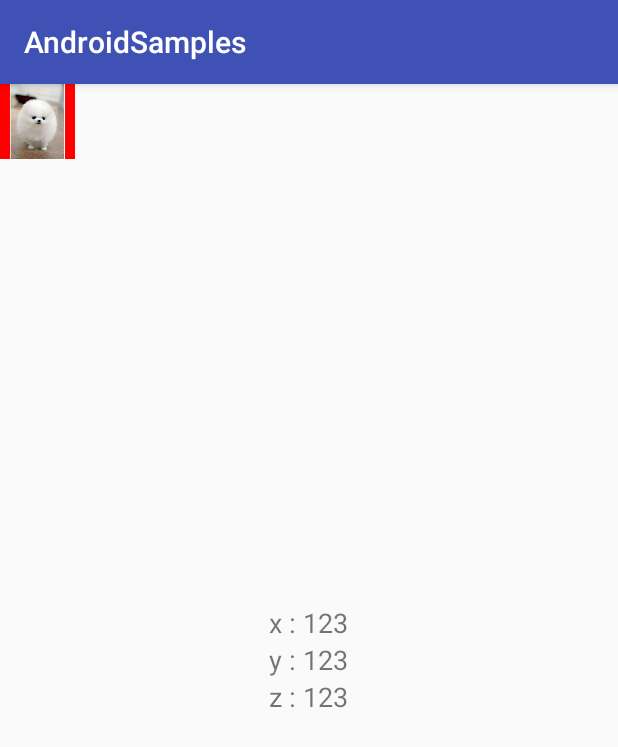
After one commit to eda-ryo-kobayashi/AndroidSamples, an Android app: the GyrosensorActivity screen opened directly, with no data from a screen before it, on a phone screen of 412 x 824 dp. The commit adds this screen. Shown: the top 747 px of the screen. Run offline under Robolectric (Android 15) with nearby library versions, the phone set to English and light mode, and no system bars; 1 statement that could not run was skipped.

Commit message:
ジャイロセンサー追加

```diff
--- a/app/src/main/AndroidManifest.xml
+++ b/app/src/main/AndroidManifest.xml
@@ -39,6 +39,7 @@
             </intent-filter>
         </activity>
         <activity android:name=".CircleGraphActivity"/>
+        <activity android:name=".GyrosensorActivity"/>
 
         <service android:name=".customtabs.KeepAliveService"/>
 
--- /dev/null
+++ b/app/src/main/java/com/eda/androidsamples/GyrosensorActivity.kt
@@ -0,0 +1,137 @@
+package com.eda.androidsamples
+
+import android.content.Context
+import android.hardware.*
+import android.os.Bundle
+import android.os.Handler
+import android.os.Looper
+import android.support.v7.app.AppCompatActivity
+import android.util.Log
+import android.view.Display
+import android.view.Surface
+import android.view.View
+import android.view.WindowManager
+import android.widget.TextView
+
+/**
+ * Created by ryo on 2017/09/18.
+ *
+ * ジャイロセンサーを使う
+ */
+class GyrosensorActivity : AppCompatActivity() {
+
+    // デバイスセンサー
+    private lateinit var sensorMgr: SensorManager
+    // 加速度
+    private lateinit var accel: Sensor
+    // 画面回転
+    private lateinit var display: Display
+
+    private lateinit var sim: SensorSimulator
+
+    override fun onCreate(savedInstanceState: Bundle?) {
+        super.onCreate(savedInstanceState)
+        setContentView(R.layout.activity_gyrosensor)
+
+        sensorMgr = getSystemService(Context.SENSOR_SERVICE) as SensorManager
+        display = (getSystemService(Context.WINDOW_SERVICE) as WindowManager).defaultDisplay
+
+        val x = findViewById<TextView>(R.id.x)
+        val y = findViewById<TextView>(R.id.y)
+        val z = findViewById<TextView>(R.id.z)
+        val target = findViewById<View>(R.id.target)
+
+        sim = SensorSimulator(x, y, z, target, display)
+
+        accel = sensorMgr.getDefaultSensor(Sensor.TYPE_GYROSCOPE)
+    }
+
+    override fun onResume() {
+        super.onResume()
+        window.addFlags(WindowManager.LayoutParams.FLAG_KEEP_SCREEN_ON)
+        sensorMgr.registerListener(sim, accel, SensorManager.SENSOR_DELAY_GAME, Handler(Looper.getMainLooper()))
+    }
+
+    override fun onPause() {
+        super.onPause()
+        window.clearFlags(WindowManager.LayoutParams.FLAG_KEEP_SCREEN_ON)
+        sensorMgr.unregisterListener(sim, accel)
+    }
+
+    private class SensorSimulator(
+        val x: TextView,
+        val y: TextView,
+        val z: TextView,
+        val target: View,
+        val display: Display
+    ) : SensorEventListener, SensorEventListener2 {
+
+        var vx: Float = 0.0f
+        var vy: Float = 0.0f
+        var vz: Float = 1.0f
+
+        override fun onAccuracyChanged(p0: Sensor?, p1: Int) {
+            Log.i("SensorSimulator", "onAccuracyChanged")
+        }
+
+        override fun onSensorChanged(p0: SensorEvent?) {
+            //Log.i("SensorSimulator", "onSensorChanged")
+
+            if(p0?.sensor?.type != Sensor.TYPE_GYROSCOPE) return
+
+            var oldZ = vz
+
+            if (p0.values?.size!! >= 3) {
+                vx = p0.values?.get(0)!!
+                vy = p0.values?.get(1)!!
+                vz = p0.values?.get(2)!!
+
+//                when(display.rotation) {
+//                    Surface.ROTATION_0 -> { }
+//
+//                    Surface.ROTATION_90 -> {
+//                        val tmpY = vy
+//                        vy = vx
+//                        vx = -tmpY
+//                    }
+//
+//                    Surface.ROTATION_180 -> {
+//                        vx = -vx
+//                        vy = -vy
+//                    }
+//
+//                    Surface.ROTATION_270 -> {
+//                        val tmpY = vy
+//                        vy = -vx
+//                        vx = tmpY
+//                    }
+//                }
+
+                x.text = String.format("%.2f", vx)
+                y.text = String.format("%.2f", vy)
+                z.text = String.format("%.2f", vz)
+            }
+
+//            target.x -= vx
+//            target.y += vy
+//            if(vz - oldZ < -4.0f) {
+//                target.scaleX -= vz * 0.2f
+//                target.scaleY -= vz * 0.2f
+//            } else {
+//                target.scaleX -= vz * 0.001f
+//                target.scaleY -= vz * 0.001f
+//            }
+//            if(target.scaleX <= 0.1f) {
+//                target.scaleX = 0.1f
+//                target.scaleY = 0.1f
+//            }
+            target.rotationX = vx
+            target.rotationY = vy
+        }
+
+        override fun onFlushCompleted(p0: Sensor?) {
+            Log.i("SensorSimulator", "onFlushCompleted")
+        }
+
+    }
+}
--- a/app/src/main/java/com/eda/androidsamples/MainActivity.kt
+++ b/app/src/main/java/com/eda/androidsamples/MainActivity.kt
@@ -25,6 +25,7 @@ class MainActivity : AppCompatActivity() {
             // TODO zxingでQR、Data Matrixキャプチャ
             Item("Chrome Custom TabsでWebページを見る", ChromeViewActivity::class.java),
             Item("加速度センサーを使う", AccelerometerActivity::class.java),
+            Item("ジャイロセンサーを使う", GyrosensorActivity::class.java),
             Item("バイブレータを使う", VibratorActivity::class.java),
             Item("フラッシュライトを使う", FlashLightActivity::class.java),
             Item("通知欄にメッセージを表示", NotificationActivity::class.java),
--- /dev/null
+++ b/app/src/main/res/layout/activity_gyrosensor.xml
@@ -0,0 +1,42 @@
+<?xml version="1.0" encoding="utf-8"?>
+<FrameLayout
+    xmlns:android="http://schemas.android.com/apk/res/android"
+    android:layout_width="match_parent"
+    android:layout_height="match_parent">
+
+    <ImageView
+        android:id="@+id/target"
+        android:layout_width="50dp"
+        android:layout_height="50dp"
+        android:src="@drawable/mig"
+        android:background="#F00"/>
+
+    <LinearLayout
+        android:orientation="vertical"
+        android:layout_width="wrap_content"
+        android:layout_height="wrap_content"
+        android:layout_gravity="center">
+
+        <TextView
+            android:id="@+id/x"
+            android:layout_width="wrap_content"
+            android:layout_height="wrap_content"
+            android:textSize="18dp"
+            android:text="x : 123"/>
+
+        <TextView
+            android:id="@+id/y"
+            android:layout_width="wrap_content"
+            android:layout_height="wrap_content"
+            android:textSize="18dp"
+            android:text="y : 123"/>
+
+        <TextView
+            android:id="@+id/z"
+            android:layout_width="wrap_content"
+            android:layout_height="wrap_content"
+            android:textSize="18dp"
+            android:text="z : 123"/>
+
+    </LinearLayout>
+</FrameLayout>
```
